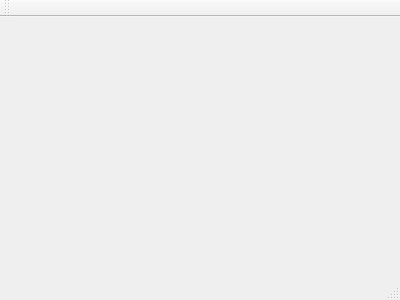
The window that mainwindow.ui (sunwj/SunVRVR) describes before a commit, drawn with Qt 5.
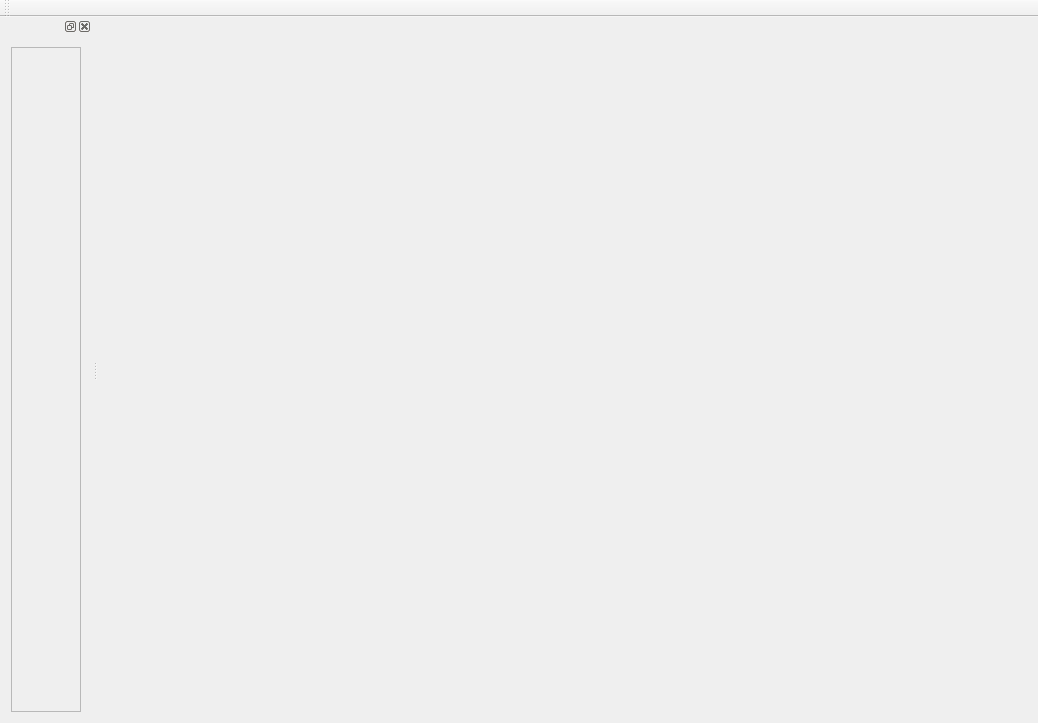
The same window after the commit. Custom widgets are drawn as their Qt base class.

```diff
--- a/mainwindow.ui
+++ b/mainwindow.ui
@@ -1,24 +1,101 @@
 <ui version="4.0">
  <class>MainWindow</class>
- <widget class="QMainWindow" name="MainWindow" >
-  <property name="geometry" >
+ <widget class="QMainWindow" name="MainWindow">
+  <property name="geometry">
    <rect>
     <x>0</x>
     <y>0</y>
-    <width>400</width>
-    <height>300</height>
+    <width>1038</width>
+    <height>723</height>
    </rect>
   </property>
   <property name="windowTitle" >
    <string>MainWindow</string>
   </property>
-  <widget class="QMenuBar" name="menuBar" />
-  <widget class="QToolBar" name="mainToolBar" />
-  <widget class="QWidget" name="centralWidget" />
-  <widget class="QStatusBar" name="statusBar" />
+  <widget class="QWidget" name="centralWidget">
+   <layout class="QHBoxLayout" name="horizontalLayout_2"/>
+  </widget>
+  <widget class="QMenuBar" name="menuBar">
+   <property name="geometry">
+    <rect>
+     <x>0</x>
+     <y>0</y>
+     <width>1038</width>
+     <height>22</height>
+    </rect>
+   </property>
+  </widget>
+  <widget class="QToolBar" name="mainToolBar">
+   <attribute name="toolBarArea">
+    <enum>TopToolBarArea</enum>
+   </attribute>
+   <attribute name="toolBarBreak">
+    <bool>false</bool>
+   </attribute>
+  </widget>
+  <widget class="QDockWidget" name="dockWidget">
+   <property name="floating">
+    <bool>false</bool>
+   </property>
+   <attribute name="dockWidgetArea">
+    <number>1</number>
+   </attribute>
+   <widget class="QWidget" name="dockWidgetContents">
+    <layout class="QVBoxLayout" name="verticalLayout_2">
+     <item>
+      <widget class="QScrollArea" name="scrollArea">
+       <property name="widgetResizable">
+        <bool>true</bool>
+       </property>
+       <widget class="QWidget" name="scrollAreaWidgetContents">
+        <property name="geometry">
+         <rect>
+          <x>0</x>
+          <y>0</y>
+          <width>395</width>
+          <height>636</height>
+         </rect>
+        </property>
+        <layout class="QVBoxLayout" name="verticalLayout_3">
+         <item>
+          <widget class="ctkVTKVolumePropertyWidget" name="VolumeProperty">
+           <property name="thresholdEnabled">
+            <bool>false</bool>
+           </property>
+           <property name="thresholdToggleVisibility" stdset="0">
+            <bool>true</bool>
+           </property>
+          </widget>
+         </item>
+         <item>
+          <spacer name="verticalSpacer">
+           <property name="orientation">
+            <enum>Qt::Vertical</enum>
+           </property>
+           <property name="sizeHint" stdset="0">
+            <size>
+             <width>20</width>
+             <height>40</height>
+            </size>
+           </property>
+          </spacer>
+         </item>
+        </layout>
+       </widget>
+      </widget>
+     </item>
+    </layout>
+   </widget>
+  </widget>
  </widget>
- <layoutDefault spacing="6" margin="11" />
- <pixmapfunction></pixmapfunction>
+ <layoutdefault spacing="6" margin="11"/>
+ <customwidgets>
+  <customwidget>
+   <class>ctkVTKVolumePropertyWidget</class>
+   <extends>QWidget</extends>
+   <header>ctkVTKVolumePropertyWidget.h</header>
+  </customwidget>
+ </customwidgets>
  <resources/>
  <connections/>
 </ui>
```
Left out of the diff: 3 changed lines with no effect on the pictures.
